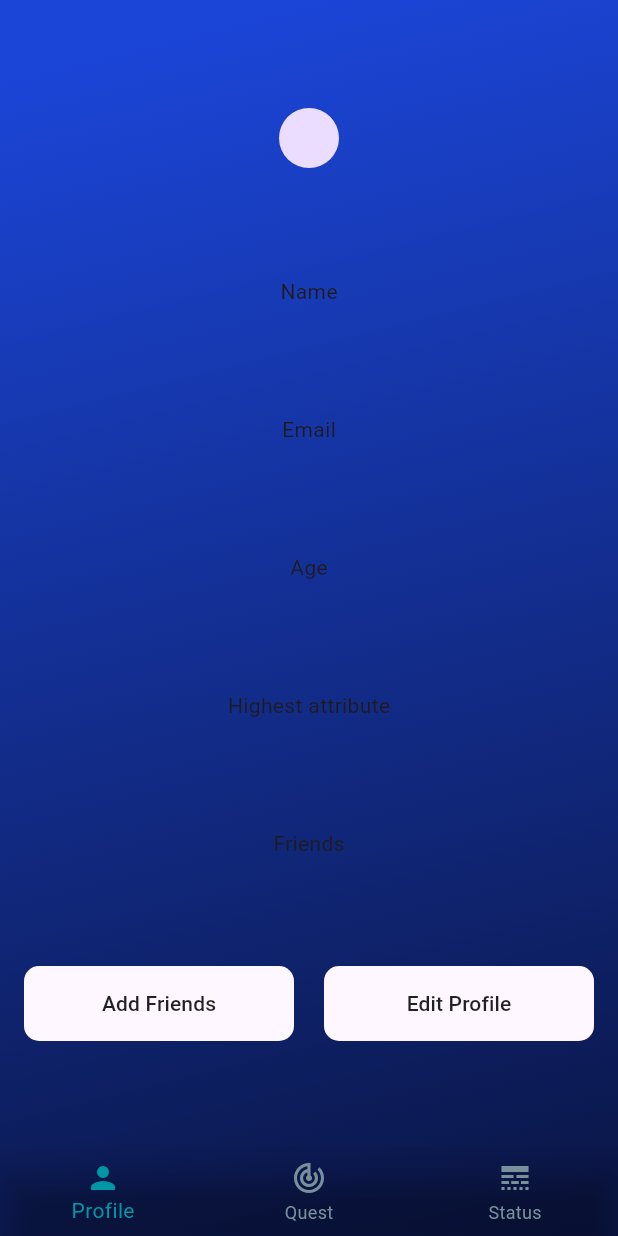
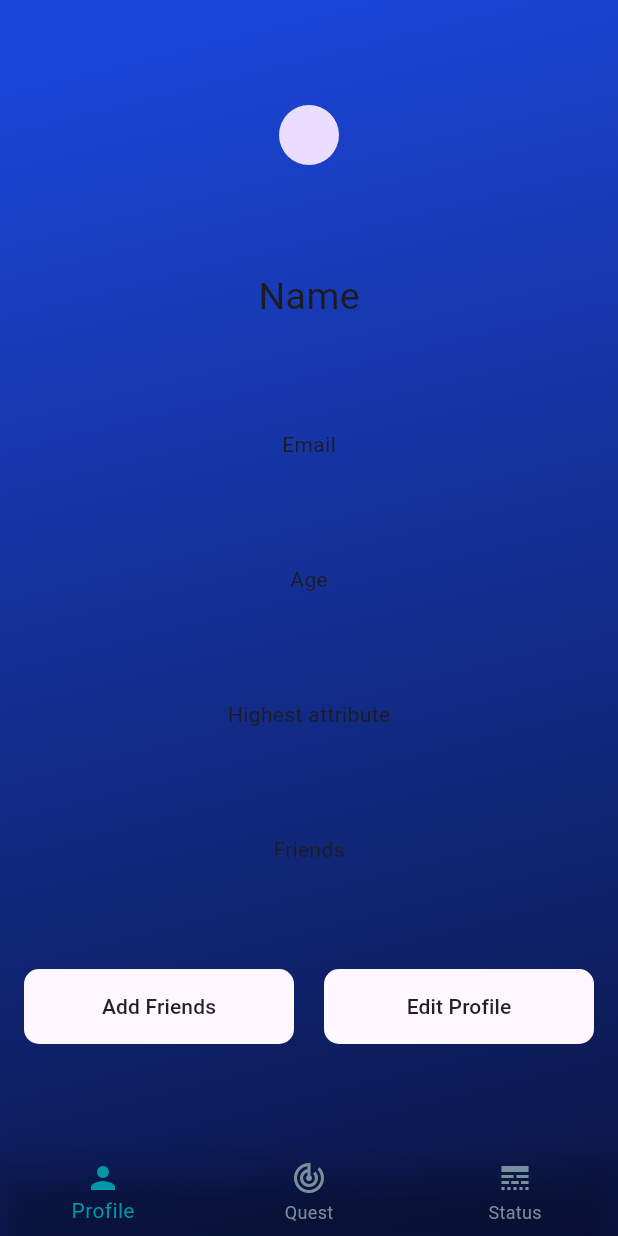
Before and after one commit to Parth-11/ShadowRank, a Flutter app: the MainScreen screen opened by its route, on a phone screen of 412 x 824 dp. Run offline on Flutter 3.47's test engine with Material 3 defaults, Android fonts, the phone set to English and light mode, and no system bars; our stand-ins replace hexcolor.

Commit message:
textsize changed

```diff
--- a/lib/screens/profile_page.dart
+++ b/lib/screens/profile_page.dart
@@ -10,7 +10,12 @@ class ProfilePage extends StatelessWidget {
       mainAxisAlignment: MainAxisAlignment.spaceEvenly,
       children: [
         const CircleAvatar(),
-        const Text('Name'),
+        const Text(
+          'Name',
+          style:TextStyle(
+            fontSize: 25,
+          ),
+          ),
         const Text('Email'),
         const Text('Age'),
         const Text('Highest attribute'),
```
